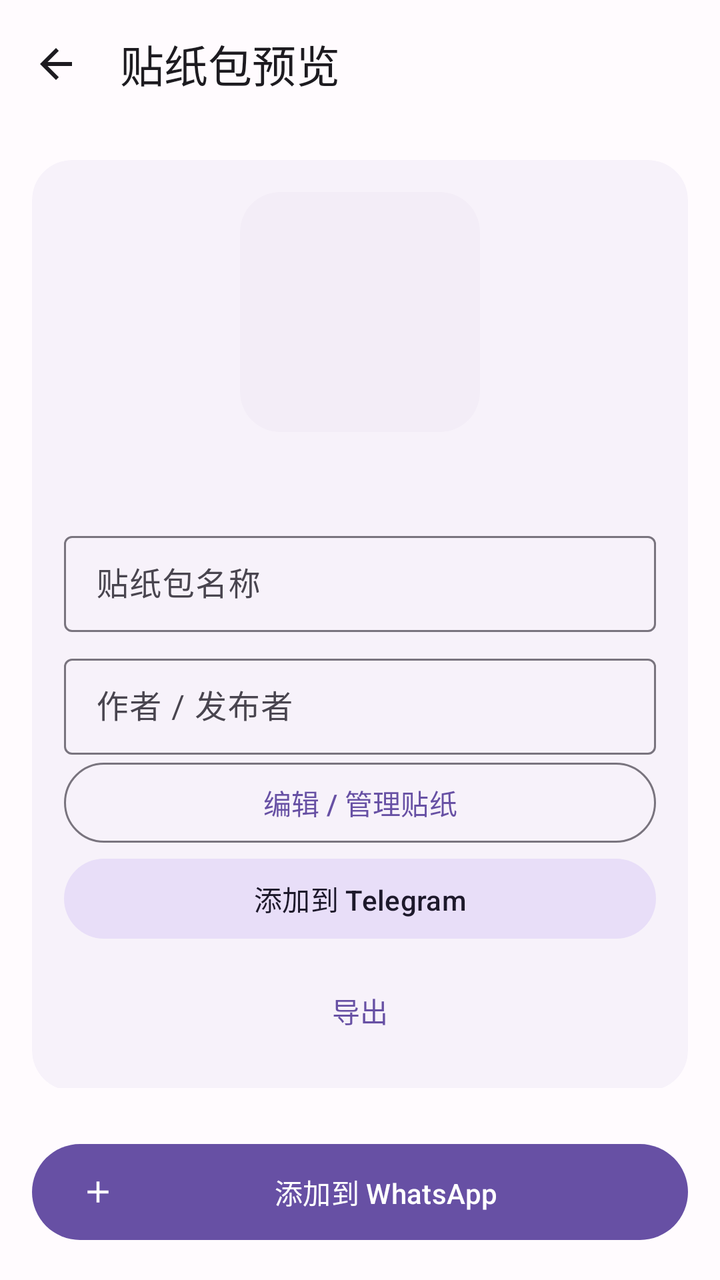
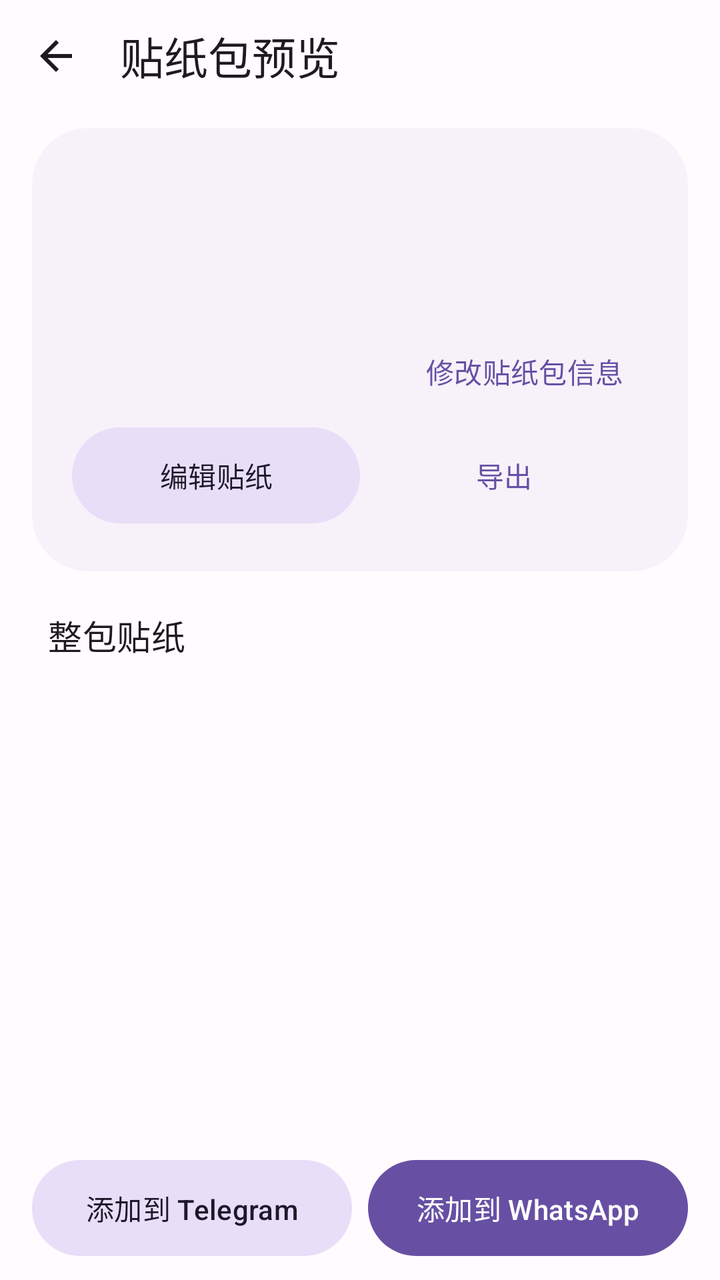

An Android layout rendered at two revisions. The XML below is the earlier revision; the diff shows what the commit changed to produce the second picture.
<!-- AndroidManifest.xml: application theme AppTheme -->
<!-- res/layout/activity_preview.xml -->
<?xml version="1.0" encoding="utf-8"?>
<androidx.coordinatorlayout.widget.CoordinatorLayout
    xmlns:android="http://schemas.android.com/apk/res/android"
    xmlns:app="http://schemas.android.com/apk/res-auto"
    android:id="@+id/preview_root"
    android:layout_width="match_parent"
    android:layout_height="match_parent"
    android:background="?attr/colorSurface">

    <com.google.android.material.appbar.AppBarLayout
        android:layout_width="match_parent"
        android:layout_height="wrap_content"
        android:fitsSystemWindows="true">

        <com.google.android.material.appbar.MaterialToolbar
            android:id="@+id/preview_toolbar"
            android:layout_width="match_parent"
            android:layout_height="?attr/actionBarSize"
            app:navigationIcon="@drawable/ic_back"
            app:navigationContentDescription="@string/main_title"
            app:title="@string/preview_title" />
    </com.google.android.material.appbar.AppBarLayout>

    <androidx.core.widget.NestedScrollView
        android:layout_width="match_parent"
        android:layout_height="match_parent"
        android:paddingBottom="96dp"
        app:layout_behavior="@string/appbar_scrolling_view_behavior">

        <LinearLayout
            android:layout_width="match_parent"
            android:layout_height="wrap_content"
            android:orientation="vertical"
            android:padding="16dp">

            <com.google.android.material.card.MaterialCardView
                style="@style/Widget.App.Card"
                android:layout_width="match_parent"
                android:layout_height="wrap_content">

                <LinearLayout
                    android:layout_width="match_parent"
                    android:layout_height="wrap_content"
                    android:gravity="center_horizontal"
                    android:orientation="vertical">

                    <com.google.android.material.card.MaterialCardView
                        style="@style/Widget.App.StickerCard"
                        android:layout_width="120dp"
                        android:layout_height="120dp">

                        <ImageView
                            android:id="@+id/tray_image"
                            android:layout_width="match_parent"
                            android:layout_height="match_parent"
                            android:contentDescription="@string/pack_name_hint"
                            android:scaleType="fitCenter" />
                    </com.google.android.material.card.MaterialCardView>

                    <TextView
                        android:id="@+id/pack_count"
                        android:layout_width="wrap_content"
                        android:layout_height="wrap_content"
                        android:layout_marginTop="12dp"
                        android:textAppearance="@style/TextAppearance.App.Title" />

                    <com.google.android.material.textfield.TextInputLayout
                        android:layout_width="match_parent"
                        android:layout_height="wrap_content"
                        android:layout_marginTop="12dp"
                        android:hint="@string/pack_name_hint">

                        <com.google.android.material.textfield.TextInputEditText
                            android:id="@+id/pack_name_input"
                            android:layout_width="match_parent"
                            android:layout_height="48dp"
                            android:inputType="text"
                            android:maxLines="1" />
                    </com.google.android.material.textfield.TextInputLayout>

                    <com.google.android.material.textfield.TextInputLayout
                        android:layout_width="match_parent"
                        android:layout_height="wrap_content"
                        android:layout_marginTop="8dp"
                        android:hint="@string/pack_author_hint">

                        <com.google.android.material.textfield.TextInputEditText
                            android:id="@+id/pack_author_input"
                            android:layout_width="match_parent"
                            android:layout_height="48dp"
                            android:inputType="text"
                            android:maxLines="1" />
                    </com.google.android.material.textfield.TextInputLayout>

                    <com.google.android.material.button.MaterialButton
                        android:id="@+id/preview_studio_button"
                        style="@style/Widget.Material3.Button.OutlinedButton"
                        android:layout_width="match_parent" android:layout_height="wrap_content"
                        android:minHeight="48dp" android:text="@string/studio_edit_pack" />
                    <com.google.android.material.button.MaterialButton
                        android:id="@+id/preview_telegram_button"
                        style="@style/Widget.Material3.Button.TonalButton"
                        android:layout_width="match_parent" android:layout_height="wrap_content"
                        android:minHeight="48dp" android:text="@string/add_to_telegram" />
                    <LinearLayout
                        android:layout_width="match_parent"
                        android:layout_height="wrap_content"
                        android:layout_marginTop="8dp"
                        android:orientation="horizontal">

                        <com.google.android.material.button.MaterialButton
                            android:id="@+id/preview_export_button"
                            style="@style/Widget.Material3.Button.TextButton"
                            android:layout_width="0dp"
                            android:layout_height="48dp"
                            android:layout_weight="1"
                            android:text="@string/export_wastickers" />

                        <com.google.android.material.button.MaterialButton
                            android:id="@+id/preview_refetch_button"
                            style="@style/Widget.Material3.Button.TextButton"
                            android:layout_width="0dp"
                            android:layout_height="48dp"
                            android:layout_weight="1"
                            android:text="@string/refetch"
                            android:visibility="gone" />
                    </LinearLayout>
                </LinearLayout>
            </com.google.android.material.card.MaterialCardView>

            <TextView
                android:layout_width="wrap_content"
                android:layout_height="48dp"
                android:gravity="center_vertical"
                android:text="@string/sticker_grid_label"
                android:textAppearance="@style/TextAppearance.App.Title" />

            <androidx.recyclerview.widget.RecyclerView
                android:id="@+id/sticker_grid"
                android:layout_width="match_parent"
                android:layout_height="wrap_content"
                android:nestedScrollingEnabled="false" />
        </LinearLayout>
    </androidx.core.widget.NestedScrollView>

    <com.google.android.material.button.MaterialButton
        android:id="@+id/add_button"
        android:layout_width="match_parent"
        android:layout_height="56dp"
        android:layout_gravity="bottom"
        android:layout_margin="16dp"
        android:text="@string/add_to_whatsapp"
        app:icon="@drawable/ic_add" />
</androidx.coordinatorlayout.widget.CoordinatorLayout>
<!-- resources referenced by this layout -->
<resources>
  <!-- drawable ic_add (drawable) -->
  <vector xmlns:android="http://schemas.android.com/apk/res/android"
      android:width="24dp" android:height="24dp"
      android:viewportWidth="24" android:viewportHeight="24">
      <path android:fillColor="?attr/colorOnPrimary"
          android:pathData="M19,13h-6v6h-2v-6H5v-2h6V5h2v6h6z" />
  </vector>
  <string name="add_to_whatsapp">添加到 WhatsApp</string>
  <string name="export_wastickers">导出</string>
  <string name="main_title">我的贴纸包</string>
  <string name="pack_author_hint">作者 / 发布者</string>
  <string name="pack_name_hint">贴纸包名称</string>
  <string name="preview_title">贴纸包预览</string>
  <string name="refetch">重新拉取</string>
  <string name="sticker_grid_label">整包贴纸</string>
  <string name="studio_edit_pack">编辑 / 管理贴纸</string>
  <style name="Widget.App.Card" parent="Widget.Material3.CardView.Filled">
          <item name="cardCornerRadius">20dp</item>
          <item name="cardBackgroundColor">?attr/colorSurfaceContainerLow</item>
          <item name="contentPadding">16dp</item>
      </style>
  <style name="Widget.App.StickerCard" parent="Widget.Material3.CardView.Filled">
          <item name="cardCornerRadius">20dp</item>
          <item name="cardBackgroundColor">?attr/colorSurfaceContainer</item>
      </style>
  <style name="Base.AppTheme" parent="Theme.Material3.DayNight.NoActionBar">
          <item name="dynamicColorThemeOverlay">@style/ThemeOverlay.Material3.DynamicColors.DayNight</item>
          <item name="colorPrimary">@color/seed_primary</item>
          <item name="colorOnPrimary">@color/seed_on_primary</item>
          <item name="colorPrimaryContainer">@color/seed_primary_container</item>
          <item name="colorOnPrimaryContainer">@color/seed_on_primary_container</item>
          <item name="colorSurface">@color/md3_surface</item>
          <item name="colorSurfaceContainer">@color/md3_surface_container</item>
          <item name="colorSurfaceContainerLow">@color/md3_surface_container_low</item>
          <item name="colorSurfaceContainerHigh">@color/md3_surface_container_high</item>
          <item name="android:colorBackground">@color/md3_surface</item>
          <item name="android:windowActivityTransitions">true</item>
          <item name="android:windowContentTransitions">true</item>
      </style>
  <color name="seed_primary">#FF6750A4</color>
  <color name="seed_on_primary">#FFFFFFFF</color>
  <color name="md3_surface">#FFFFFBFE</color>
  <!-- unchanged entries left out for length: 9 -->
</resources>

<!-- the commit's change to res/layout/activity_preview.xml (unified diff, before → after) -->
@@ -1,154 +1,37 @@
 <?xml version="1.0" encoding="utf-8"?>
-<androidx.coordinatorlayout.widget.CoordinatorLayout
-    xmlns:android="http://schemas.android.com/apk/res/android"
-    xmlns:app="http://schemas.android.com/apk/res-auto"
-    android:id="@+id/preview_root"
-    android:layout_width="match_parent"
-    android:layout_height="match_parent"
-    android:background="?attr/colorSurface">
-
-    <com.google.android.material.appbar.AppBarLayout
-        android:layout_width="match_parent"
-        android:layout_height="wrap_content"
-        android:fitsSystemWindows="true">
-
-        <com.google.android.material.appbar.MaterialToolbar
-            android:id="@+id/preview_toolbar"
-            android:layout_width="match_parent"
-            android:layout_height="?attr/actionBarSize"
-            app:navigationIcon="@drawable/ic_back"
-            app:navigationContentDescription="@string/main_title"
-            app:title="@string/preview_title" />
-    </com.google.android.material.appbar.AppBarLayout>
-
-    <androidx.core.widget.NestedScrollView
-        android:layout_width="match_parent"
-        android:layout_height="match_parent"
-        android:paddingBottom="96dp"
-        app:layout_behavior="@string/appbar_scrolling_view_behavior">
-
-        <LinearLayout
-            android:layout_width="match_parent"
-            android:layout_height="wrap_content"
-            android:orientation="vertical"
-            android:padding="16dp">
-
-            <com.google.android.material.card.MaterialCardView
-                style="@style/Widget.App.Card"
-                android:layout_width="match_parent"
-                android:layout_height="wrap_content">
-
-                <LinearLayout
-                    android:layout_width="match_parent"
-                    android:layout_height="wrap_content"
-                    android:gravity="center_horizontal"
-                    android:orientation="vertical">
-
-                    <com.google.android.material.card.MaterialCardView
-                        style="@style/Widget.App.StickerCard"
-                        android:layout_width="120dp"
-                        android:layout_height="120dp">
-
-                        <ImageView
-                            android:id="@+id/tray_image"
-                            android:layout_width="match_parent"
-                            android:layout_height="match_parent"
-                            android:contentDescription="@string/pack_name_hint"
-                            android:scaleType="fitCenter" />
-                    </com.google.android.material.card.MaterialCardView>
-
-                    <TextView
-                        android:id="@+id/pack_count"
-                        android:layout_width="wrap_content"
-                        android:layout_height="wrap_content"
-                        android:layout_marginTop="12dp"
-                        android:textAppearance="@style/TextAppearance.App.Title" />
-
-                    <com.google.android.material.textfield.TextInputLayout
-                        android:layout_width="match_parent"
-                        android:layout_height="wrap_content"
-                        android:layout_marginTop="12dp"
-                        android:hint="@string/pack_name_hint">
-
-                        <com.google.android.material.textfield.TextInputEditText
-                            android:id="@+id/pack_name_input"
-                            android:layout_width="match_parent"
-                            android:layout_height="48dp"
-                            android:inputType="text"
-                            android:maxLines="1" />
-                    </com.google.android.material.textfield.TextInputLayout>
-
-                    <com.google.android.material.textfield.TextInputLayout
-                        android:layout_width="match_parent"
-                        android:layout_height="wrap_content"
-                        android:layout_marginTop="8dp"
-                        android:hint="@string/pack_author_hint">
-
-                        <com.google.android.material.textfield.TextInputEditText
-                            android:id="@+id/pack_author_input"
-                            android:layout_width="match_parent"
-                            android:layout_height="48dp"
-                            android:inputType="text"
-                            android:maxLines="1" />
-                    </com.google.android.material.textfield.TextInputLayout>
-
-                    <com.google.android.material.button.MaterialButton
-                        android:id="@+id/preview_studio_button"
-                        style="@style/Widget.Material3.Button.OutlinedButton"
-                        android:layout_width="match_parent" android:layout_height="wrap_content"
-                        android:minHeight="48dp" android:text="@string/studio_edit_pack" />
-                    <com.google.android.material.button.MaterialButton
-                        android:id="@+id/preview_telegram_button"
-                        style="@style/Widget.Material3.Button.TonalButton"
-                        android:layout_width="match_parent" android:layout_height="wrap_content"
-                        android:minHeight="48dp" android:text="@string/add_to_telegram" />
-                    <LinearLayout
-                        android:layout_width="match_parent"
-                        android:layout_height="wrap_content"
-                        android:layout_marginTop="8dp"
-                        android:orientation="horizontal">
-
-                        <com.google.android.material.button.MaterialButton
-                            android:id="@+id/preview_export_button"
-                            style="@style/Widget.Material3.Button.TextButton"
-                            android:layout_width="0dp"
-                            android:layout_height="48dp"
-                            android:layout_weight="1"
-                            android:text="@string/export_wastickers" />
-
-                        <com.google.android.material.button.MaterialButton
-                            android:id="@+id/preview_refetch_button"
-                            style="@style/Widget.Material3.Button.TextButton"
-                            android:layout_width="0dp"
-                            android:layout_height="48dp"
-                            android:layout_weight="1"
-                            android:text="@string/refetch"
-                            android:visibility="gone" />
-                    </LinearLayout>
+<LinearLayout xmlns:android="http://schemas.android.com/apk/res/android" xmlns:app="http://schemas.android.com/apk/res-auto"
+    android:id="@+id/preview_root" android:layout_width="match_parent" android:layout_height="match_parent" android:orientation="vertical" android:background="?attr/colorSurface">
+    <com.google.android.material.appbar.MaterialToolbar android:id="@+id/preview_toolbar" android:layout_width="match_parent" android:layout_height="56dp" app:navigationIcon="@drawable/ic_back" app:navigationContentDescription="@string/main_title" app:title="@string/preview_title" />
+    <LinearLayout android:id="@+id/preview_workspace" android:layout_width="match_parent" android:layout_height="0dp" android:layout_weight="1" android:orientation="vertical">
+    <ScrollView android:id="@+id/preview_summary_scroll" android:layout_width="match_parent" android:layout_height="wrap_content" android:fillViewport="false">
+    <com.google.android.material.card.MaterialCardView style="@style/Widget.App.Card" android:layout_width="match_parent" android:layout_height="wrap_content" android:layout_marginHorizontal="16dp" android:layout_marginTop="8dp" android:layout_marginBottom="8dp">
+        <LinearLayout android:layout_width="match_parent" android:layout_height="wrap_content" android:orientation="vertical">
+            <LinearLayout android:layout_width="match_parent" android:layout_height="wrap_content" android:gravity="center_vertical">
+                <ImageView android:id="@+id/tray_image" android:layout_width="76dp" android:layout_height="76dp" android:scaleType="fitCenter" android:contentDescription="@string/pack_name_hint" />
+                <LinearLayout android:layout_width="0dp" android:layout_height="wrap_content" android:layout_weight="1" android:layout_marginStart="16dp" android:orientation="vertical">
+                    <TextView android:id="@+id/pack_display_title" android:layout_width="match_parent" android:layout_height="wrap_content" android:textSize="24sp" android:fontFamily="sans-serif-medium" android:maxLines="2" android:ellipsize="end" android:textColor="?attr/colorOnSurface" />
+                    <TextView android:id="@+id/pack_display_author" android:layout_width="match_parent" android:layout_height="wrap_content" android:layout_marginTop="4dp" android:textAppearance="@style/TextAppearance.App.Body" android:textColor="?attr/colorOnSurfaceVariant" android:maxLines="1" android:ellipsize="end" />
+                    <TextView android:id="@+id/pack_count" android:layout_width="wrap_content" android:layout_height="wrap_content" android:layout_marginTop="6dp" android:textAppearance="@style/TextAppearance.App.Caption" android:textColor="?attr/colorPrimary" />
                 </LinearLayout>
-            </com.google.android.material.card.MaterialCardView>
-
-            <TextView
-                android:layout_width="wrap_content"
-                android:layout_height="48dp"
-                android:gravity="center_vertical"
-                android:text="@string/sticker_grid_label"
-                android:textAppearance="@style/TextAppearance.App.Title" />
-
-            <androidx.recyclerview.widget.RecyclerView
-                android:id="@+id/sticker_grid"
-                android:layout_width="match_parent"
-                android:layout_height="wrap_content"
-                android:nestedScrollingEnabled="false" />
+            </LinearLayout>
+            <com.google.android.material.button.MaterialButton android:id="@+id/pack_edit_details" style="@style/Widget.Material3.Button.TextButton" android:layout_width="wrap_content" android:layout_height="48dp" android:layout_gravity="end" android:text="@string/pack_details_edit" />
+            <com.google.android.material.textfield.TextInputEditText android:id="@+id/pack_name_input" android:layout_width="match_parent" android:layout_height="wrap_content" android:visibility="gone" />
+            <com.google.android.material.textfield.TextInputEditText android:id="@+id/pack_author_input" android:layout_width="match_parent" android:layout_height="wrap_content" android:visibility="gone" />
+            <LinearLayout android:layout_width="match_parent" android:layout_height="wrap_content" android:orientation="horizontal">
+                <com.google.android.material.button.MaterialButton android:id="@+id/preview_studio_button" style="@style/Widget.Material3.Button.TonalButton" android:layout_width="0dp" android:layout_height="56dp" android:layout_weight="1" android:minWidth="0dp" android:text="@string/studio_edit" />
+                <com.google.android.material.button.MaterialButton android:id="@+id/preview_export_button" style="@style/Widget.Material3.Button.TextButton" android:layout_width="0dp" android:layout_height="56dp" android:layout_weight="1" android:minWidth="0dp" android:text="@string/export_wastickers" />
+            </LinearLayout>
+            <com.google.android.material.button.MaterialButton android:id="@+id/preview_refetch_button" style="@style/Widget.Material3.Button.TextButton" android:layout_width="match_parent" android:layout_height="48dp" android:text="@string/refetch" android:visibility="gone" />
         </LinearLayout>
-    </androidx.core.widget.NestedScrollView>
-
-    <com.google.android.material.button.MaterialButton
-        android:id="@+id/add_button"
-        android:layout_width="match_parent"
-        android:layout_height="56dp"
-        android:layout_gravity="bottom"
-        android:layout_margin="16dp"
-        android:text="@string/add_to_whatsapp"
-        app:icon="@drawable/ic_add" />
-</androidx.coordinatorlayout.widget.CoordinatorLayout>
+    </com.google.android.material.card.MaterialCardView>
+    </ScrollView>
+    <LinearLayout android:id="@+id/preview_content" android:layout_width="match_parent" android:layout_height="0dp" android:layout_weight="1" android:orientation="vertical">
+    <TextView android:id="@+id/sticker_grid_heading" android:layout_width="match_parent" android:layout_height="48dp" android:paddingHorizontal="24dp" android:gravity="center_vertical" android:text="@string/sticker_grid_label" android:textAppearance="@style/TextAppearance.App.Title" />
+    <androidx.recyclerview.widget.RecyclerView android:id="@+id/sticker_grid" android:layout_width="match_parent" android:layout_height="0dp" android:layout_weight="1" android:clipToPadding="false" android:paddingHorizontal="12dp" android:paddingBottom="12dp" />
+    </LinearLayout>
+    </LinearLayout>
+    <LinearLayout android:layout_width="match_parent" android:layout_height="wrap_content" android:orientation="horizontal" android:paddingHorizontal="16dp" android:paddingTop="4dp" android:paddingBottom="8dp">
+        <com.google.android.material.button.MaterialButton android:id="@+id/preview_telegram_button" style="@style/Widget.Material3.Button.TonalButton" android:layout_width="0dp" android:layout_height="56dp" android:layout_weight="1" android:minWidth="0dp" android:paddingHorizontal="8dp" android:maxLines="2" android:layout_marginEnd="8dp" android:text="@string/add_to_telegram" />
+        <com.google.android.material.button.MaterialButton android:id="@+id/add_button" android:layout_width="0dp" android:layout_height="56dp" android:layout_weight="1" android:minWidth="0dp" android:paddingHorizontal="8dp" android:maxLines="2" android:text="@string/add_to_whatsapp" />
+    </LinearLayout>
+</LinearLayout>
<!-- resource entries referenced after the edit -->
@@ -1,29 +1,28 @@
 <!-- resources referenced by this layout -->
 <resources>
-  <!-- drawable ic_add (drawable) -->
-  <vector xmlns:android="http://schemas.android.com/apk/res/android"
-      android:width="24dp" android:height="24dp"
-      android:viewportWidth="24" android:viewportHeight="24">
-      <path android:fillColor="?attr/colorOnPrimary"
-          android:pathData="M19,13h-6v6h-2v-6H5v-2h6V5h2v6h6z" />
-  </vector>
   <string name="add_to_whatsapp">添加到 WhatsApp</string>
   <string name="export_wastickers">导出</string>
   <string name="main_title">我的贴纸包</string>
-  <string name="pack_author_hint">作者 / 发布者</string>
+  <string name="pack_details_edit">修改贴纸包信息</string>
   <string name="pack_name_hint">贴纸包名称</string>
   <string name="preview_title">贴纸包预览</string>
   <string name="refetch">重新拉取</string>
   <string name="sticker_grid_label">整包贴纸</string>
-  <string name="studio_edit_pack">编辑 / 管理贴纸</string>
+  <string name="studio_edit">编辑贴纸</string>
+  <style name="TextAppearance.App.Body" parent="TextAppearance.Material3.BodyMedium">
+          <item name="android:textSize">14sp</item>
+          <item name="fontFamily">sans</item>
+      </style>
+  <style name="TextAppearance.App.Caption" parent="TextAppearance.Material3.BodySmall">
+          <item name="android:textSize">12sp</item>
+          <item name="fontFamily">sans</item>
+      </style>
   <style name="Widget.App.Card" parent="Widget.Material3.CardView.Filled">
-          <item name="cardCornerRadius">20dp</item>
+          <item name="cardCornerRadius">28dp</item>
           <item name="cardBackgroundColor">?attr/colorSurfaceContainerLow</item>
-          <item name="contentPadding">16dp</item>
-      </style>
-  <style name="Widget.App.StickerCard" parent="Widget.Material3.CardView.Filled">
-          <item name="cardCornerRadius">20dp</item>
-          <item name="cardBackgroundColor">?attr/colorSurfaceContainer</item>
+          <item name="contentPadding">20dp</item>
+          <item name="cardElevation">0dp</item>
+          <item name="strokeWidth">0dp</item>
       </style>
   <style name="Base.AppTheme" parent="Theme.Material3.DayNight.NoActionBar">
           <item name="dynamicColorThemeOverlay">@style/ThemeOverlay.Material3.DynamicColors.DayNight</item>
@@ -38,10 +37,30 @@
           <item name="android:colorBackground">@color/md3_surface</item>
           <item name="android:windowActivityTransitions">true</item>
           <item name="android:windowContentTransitions">true</item>
+          <item name="shapeAppearanceSmallComponent">@style/ShapeAppearance.App.Small</item>
+          <item name="shapeAppearanceMediumComponent">@style/ShapeAppearance.App.Medium</item>
+          <item name="shapeAppearanceLargeComponent">@style/ShapeAppearance.App.Large</item>
+          <item name="textInputStyle">@style/Widget.App.TextInput</item>
+          <item name="textInputOutlinedStyle">@style/Widget.App.TextInput</item>
+          <item name="bottomSheetDialogTheme">@style/ThemeOverlay.App.BottomSheet</item>
       </style>
   <color name="seed_primary">#FF6750A4</color>
   <color name="seed_on_primary">#FFFFFFFF</color>
   <color name="md3_surface">#FFFFFBFE</color>
+  <style name="ShapeAppearance.App.Small" parent="ShapeAppearance.Material3.Corner.Medium"><item name="cornerSize">16dp</item></style>
+  <style name="ShapeAppearance.App.Medium" parent="ShapeAppearance.Material3.Corner.Large"><item name="cornerSize">24dp</item></style>
+  <style name="ShapeAppearance.App.Large" parent="ShapeAppearance.Material3.Corner.ExtraLarge"><item name="cornerSize">28dp</item></style>
+  <style name="Widget.App.TextInput" parent="Widget.Material3.TextInputLayout.OutlinedBox">
+          <item name="boxCornerRadiusTopStart">16dp</item><item name="boxCornerRadiusTopEnd">16dp</item>
+          <item name="boxCornerRadiusBottomStart">16dp</item><item name="boxCornerRadiusBottomEnd">16dp</item>
+      </style>
+  <style name="ThemeOverlay.App.BottomSheet" parent="ThemeOverlay.Material3.BottomSheetDialog">
+          <item name="bottomSheetStyle">@style/Widget.App.BottomSheet</item>
+      </style>
+  <style name="Widget.App.BottomSheet" parent="Widget.Material3.BottomSheet.Modal">
+          <item name="shapeAppearance">@style/ShapeAppearance.App.Large</item>
+          <item name="backgroundTint">?attr/colorSurface</item>
+      </style>
   <!-- unchanged entries left out for length: 9 -->
 </resources>
 
